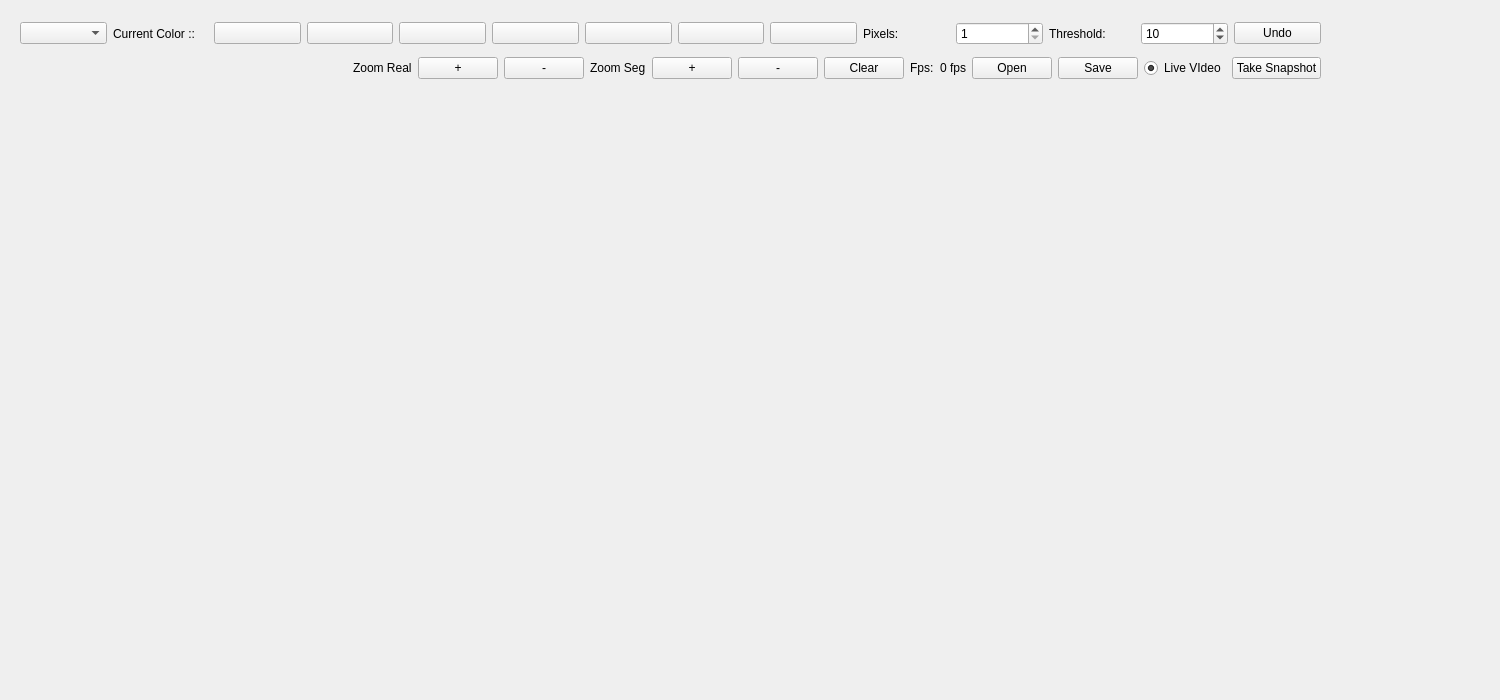
Qt form GUITools/KMonitor/KccHandler.ui (kouretes/Monas) before a commit.
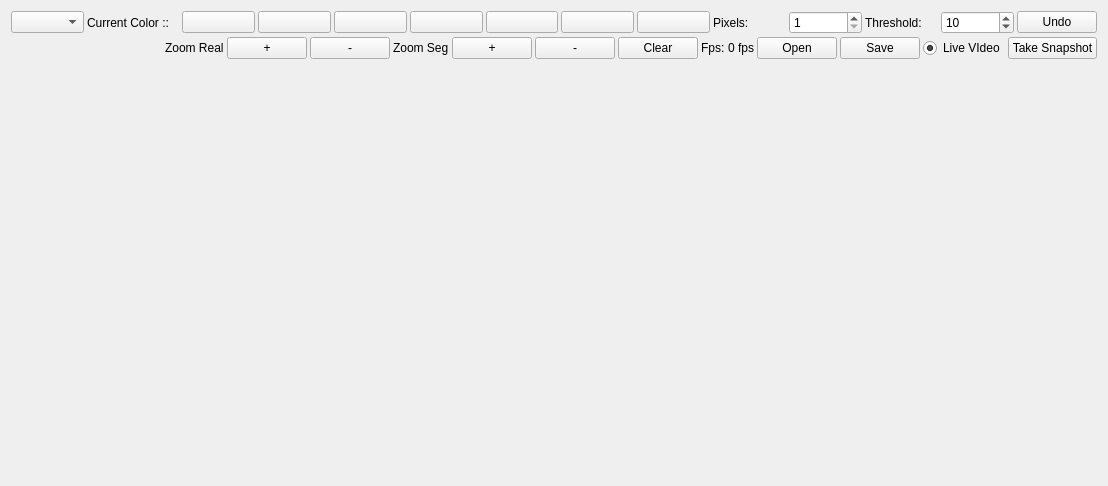
The same form after that commit.

Commit message: Grid Layout added to fit KMonitor.ui

Patch:
```diff
--- a/GUITools/KMonitor/KccHandler.ui
+++ b/GUITools/KMonitor/KccHandler.ui
@@ -6,34 +6,19 @@
    <rect>
     <x>0</x>
     <y>0</y>
-    <width>1500</width>
-    <height>700</height>
+    <width>1108</width>
+    <height>486</height>
    </rect>
   </property>
   <property name="windowTitle">
    <string>Form</string>
   </property>
-  <widget class="QWidget" name="horizontalLayoutWidget">
-   <property name="geometry">
-    <rect>
-     <x>20</x>
-     <y>100</y>
-     <width>1301</width>
-     <height>481</height>
-    </rect>
+  <layout class="QGridLayout" name="gridLayout" rowstretch="0,2">
+   <property name="spacing">
+    <number>3</number>
    </property>
-   <layout class="QHBoxLayout" name="scrollLayout"/>
-  </widget>
-  <widget class="QWidget" name="layoutWidget">
-   <property name="geometry">
-    <rect>
-     <x>20</x>
-     <y>16</y>
-     <width>1301</width>
-     <height>70</height>
-    </rect>
-   </property>
-   <layout class="QVBoxLayout" name="verticalLayout">
+   <item row="0" column="0">
+    <layout class="QVBoxLayout" name="verticalLayout" stretch="0,0">
     <item>
      <layout class="QHBoxLayout" name="horizontalLayout_5">
       <item>
@@ -285,7 +270,11 @@
      </layout>
     </item>
    </layout>
-  </widget>
+   </item>
+   <item row="1" column="0">
+    <layout class="QHBoxLayout" name="scrollLayout"/>
+   </item>
+  </layout>
  </widget>
  <resources/>
  <connections/>
```
Lines whose indentation alone changed are shown as unchanged.
